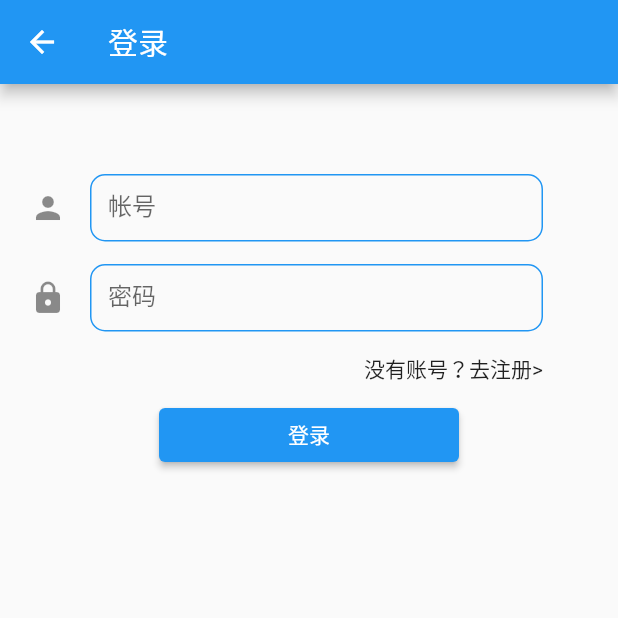
After one commit to lygttpod/flutter_wan_android, a Flutter app: the LoginPage screen opened by its route, after a tap on "登录", on a phone screen of 412 x 824 dp, the top half of it. The commit adds this screen. Run offline on Flutter 3.47's test engine with Material 2 defaults, Android fonts, the phone set to English and light mode, and no system bars; our stand-ins replace cookie_jar, dio, dio_cookie_manager, flutter_easyrefresh, flutter_swiper, get and 1 more; network calls fail.

Commit message:
新增login

```diff
--- /dev/null
+++ b/lib/page/login/logic.dart
@@ -0,0 +1,15 @@
+import 'package:flutter/material.dart';
+import 'package:flutter_wan_android/http/http_util.dart';
+import 'package:get/get.dart';
+
+class LoginLogic extends GetxController {
+  login(String userName, String password) {
+    HttpUtil.getInstance().post(
+        "/user/login", {"username": userName, "password": password},
+        onSuccess: (data) {}, onError: (error) {
+      print(error);
+      Get.snackbar("温馨提示", error,
+          snackPosition: SnackPosition.TOP, backgroundColor: Colors.white);
+    });
+  }
+}
--- /dev/null
+++ b/lib/page/login/view.dart
@@ -0,0 +1,88 @@
+import 'package:flutter/material.dart';
+import 'package:get/get.dart';
+
+import 'logic.dart';
+
+class LoginPage extends StatelessWidget {
+  final LoginLogic logic = Get.put(LoginLogic());
+
+  final TextEditingController _userNameController = TextEditingController();
+  final TextEditingController _passWordController = TextEditingController();
+
+  @override
+  Widget build(BuildContext context) {
+    return Scaffold(
+        appBar: AppBar(
+          title: Text("登录"),
+        ),
+        body: _buildLoginWidget());
+  }
+
+  Widget _buildLoginWidget() {
+    return Container(
+      margin: EdgeInsets.only(top: 50),
+      child: Column(
+        children: [
+          _buildInput("帐号", "请输入账号", Icons.person, _userNameController),
+          _buildInput("密码", "请输入密码", Icons.lock, _passWordController),
+          _buildRegister(),
+          _buildConfirm()
+        ],
+      ),
+    );
+  }
+
+  Widget _buildInput(String labelText, String hintText, IconData icon,
+      TextEditingController controller) {
+    return Container(
+      height: 45,
+      margin: EdgeInsets.only(left: 20, right: 50, top: 10, bottom: 5),
+      child: TextField(
+        controller: controller,
+        textAlignVertical: TextAlignVertical.bottom,
+        decoration: _buildInputDecoration(labelText, hintText, icon),
+      ),
+    );
+  }
+
+  InputDecoration _buildInputDecoration(
+      String labelText, String hintText, IconData icon) {
+    return InputDecoration(
+        border: OutlineInputBorder(),
+        enabledBorder: OutlineInputBorder(
+            borderSide: BorderSide(color: Colors.blue, width: 1),
+            borderRadius: BorderRadius.circular(10)),
+        focusedBorder: OutlineInputBorder(
+            borderSide: BorderSide(color: Colors.blue, width: 1),
+            borderRadius: BorderRadius.circular(10)),
+        hintText: hintText,
+        icon: Icon(icon),
+        labelText: labelText);
+  }
+
+  Widget _buildRegister() {
+    return Container(
+      height: 40,
+      margin: EdgeInsets.only(right: 50),
+      alignment: Alignment.centerRight,
+      child: Text("没有账号？去注册>"),
+    );
+  }
+
+  Widget _buildConfirm() {
+    return Container(
+      width: 200,
+      child: ElevatedButton(onPressed: () => doLogin(), child: Text("登录")),
+    );
+  }
+
+  doLogin() {
+    var userName = _userNameController.text.trim();
+    var passWord = _passWordController.text.trim();
+    if (userName == null || userName.isEmpty) {
+    } else if (passWord == null || passWord.isEmpty) {
+    } else {
+      logic.login(userName, passWord);
+    }
+  }
+}
--- a/lib/router/router.dart
+++ b/lib/router/router.dart
@@ -1,3 +1,5 @@
+import 'package:flutter_wan_android/page/login/view.dart';
+
 class AppRoutes {
   static const Initial = '/';
   static const WebView = '/webView';
@@ -5,4 +7,5 @@ class AppRoutes {
   static const articleListPage = '/articleListPage';
   static const wXArticlePage = '/wXArticlePage';
   static const wenDaPage = '/wenDaPage';
+  static const LoginPage = '/loginPage';
 }
--- a/lib/router/router_pages.dart
+++ b/lib/router/router_pages.dart
@@ -1,4 +1,5 @@
 import 'package:flutter_wan_android/page/category/article_list/view.dart';
+import 'package:flutter_wan_android/page/login/view.dart';
 import 'package:flutter_wan_android/page/main/view.dart';
 import 'package:flutter_wan_android/page/search/view.dart';
 import 'package:flutter_wan_android/page/webview/view.dart';
@@ -33,5 +34,9 @@ class RouterPages {
       name: AppRoutes.searchPage,
       page: () => SearchPage(),
     ),
+    GetPage(
+      name: AppRoutes.LoginPage,
+      page: () => LoginPage(),
+    ),
   ];
 }
```
